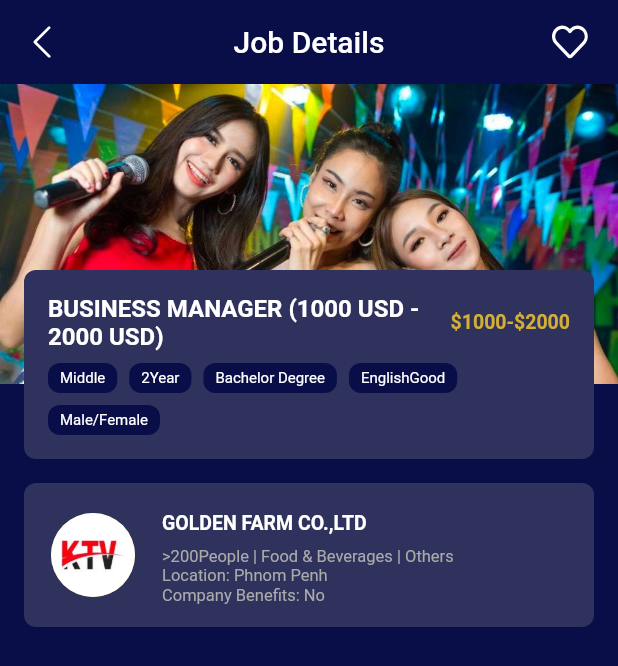
After one commit to OeungChheanghok123/ktv_app, a Flutter app: the JobScreen screen opened directly, after a tap on "General Manager", on a phone screen of 412 x 824 dp. The commit adds this screen. Shown: the top 666 px of the screen. Run offline on Flutter 3.47's test engine with Material 2 defaults, Android fonts, the phone set to English and light mode, and no system bars; our stand-ins replace carousel_slider, flutter_rating_bar, flutter_svg, get, google_maps_flutter, qr_flutter and 1 more; missing offline and left inert: flutter_share.

Commit message:
7-Mar-23

```diff
--- a/lib/screens/booking/booking_screen.dart
+++ b/lib/screens/booking/booking_screen.dart
@@ -2,7 +2,7 @@ import 'package:flutter/material.dart';
 import 'package:get/get.dart';
 import 'package:ktv_app/constants/constants.dart';
 import 'package:ktv_app/models/booking_model.dart';
-import 'package:ktv_app/screens/booking/booking_detail/booking_detail.dart';
+import 'package:ktv_app/screens/booking/booking_detail.dart';
 import 'package:ktv_app/screens/booking/booking_view_model.dart';
 import 'package:ktv_app/utility/text_style.dart';
 
--- /dev/null
+++ b/lib/screens/job/job_defail_view_model.dart
@@ -0,0 +1,11 @@
+import 'package:get/get.dart';
+
+class JobDetailViewModel extends GetxController {
+  List mainRequirement = [
+    "Middle",
+    "2Year",
+    "Bachelor Degree",
+    "EnglishGood",
+    "Male/Female",
+  ];
+}
--- /dev/null
+++ b/lib/screens/job/job_detail_screen.dart
@@ -0,0 +1,214 @@
+import 'package:flutter/material.dart';
+import 'package:get/get.dart';
+import 'package:ktv_app/constants/constants.dart';
+import 'package:ktv_app/screens/job/job_defail_view_model.dart';
+import 'package:ktv_app/utility/app_bar.dart';
+import 'package:ktv_app/utility/text_style.dart';
+
+class JobDetailScreen extends StatelessWidget {
+  final int index;
+  final String title;
+  final String salary;
+  JobDetailScreen({
+    super.key,
+    required this.index,
+    required this.title,
+    required this.salary,
+  });
+
+  final double bigImageHeight = 200;
+  final double smallImageHeight = 100;
+
+  final viewModel = Get.put(JobDetailViewModel());
+
+  @override
+  Widget build(BuildContext context) {
+    return Scaffold(
+      backgroundColor: bgColor,
+      appBar: AppBarWidget.simpleAppbarWidget(
+        context,
+        "Job Details",
+        actionIcon: "assets/icons/love-heart.svg",
+        height: 24,
+      ),
+      body: SingleChildScrollView(
+        child: Column(
+          children: [
+            imageBooking(context),
+            companyProfile(context),
+          ],
+        ),
+      ),
+    );
+  }
+
+  Widget imageBooking(BuildContext context) {
+    return Stack(
+      children: [
+        SizedBox(
+          height: bigImageHeight + (smallImageHeight / 2),
+          width: MediaQuery.of(context).size.width,
+        ),
+        Positioned(
+          top: 0,
+          left: 0,
+          right: 0,
+          child: bigImage(context, imageHeight: bigImageHeight),
+        ),
+        Positioned(
+          bottom: 0,
+          left: 0,
+          right: 0,
+          child: jobDetail(context),
+        ),
+      ],
+    );
+  }
+
+  Widget bigImage(BuildContext context, {required double imageHeight}) {
+    return Container(
+      height: imageHeight,
+      decoration: const BoxDecoration(
+        color: secondColor,
+        image: DecorationImage(
+          image: AssetImage('assets/images/job_detail.jpg'),
+          fit: BoxFit.cover,
+        ),
+      ),
+    );
+  }
+
+  Widget jobDetail(BuildContext context) {
+    return Container(
+      margin: const EdgeInsets.symmetric(horizontal: defaultPaddin),
+      padding: const EdgeInsets.all(defaultPaddin),
+      decoration: BoxDecoration(
+        color: secondColor,
+        borderRadius: BorderRadius.circular(defaultPaddin / 2),
+      ),
+      child: Column(
+        crossAxisAlignment: CrossAxisAlignment.start,
+        children: [
+          Row(
+            crossAxisAlignment: CrossAxisAlignment.center,
+            children: [
+              Expanded(
+                child: Padding(
+                  padding: const EdgeInsets.only(right: defaultPaddin),
+                  child: Text(
+                    "BUSINESS MANAGER (1000 USD - 2000 USD)",
+                    softWrap: true,
+                    style: AppTextStyle.headline2.copyWith(
+                      fontSize: 16,
+                    ),
+                  ),
+                ),
+              ),
+              Expanded(
+                flex: 0,
+                child: Text(
+                  "\$1000-\$2000",
+                  style: AppTextStyle.headline2.copyWith(
+                    color: primaryColor,
+                  ),
+                ),
+              ),
+            ],
+          ),
+          SizedBox(
+            child: Wrap(
+              direction: Axis.horizontal,
+              children: List.generate(
+                viewModel.mainRequirement.length,
+                (index) => _mainRequirement(
+                  viewModel.mainRequirement[index],
+                ),
+              ),
+            ),
+          ),
+        ],
+      ),
+    );
+  }
+
+  Widget companyProfile(BuildContext context) {
+    return Container(
+      margin: const EdgeInsets.all(defaultPaddin),
+      decoration: BoxDecoration(
+        color: secondColor,
+        borderRadius: BorderRadius.circular(defaultPaddin / 2),
+      ),
+      child: ListTile(
+        contentPadding: const EdgeInsets.symmetric(
+          vertical: defaultPaddin / 4,
+          horizontal: defaultPaddin,
+        ),
+        minVerticalPadding: 0,
+        isThreeLine: true,
+        leading: const CircleAvatar(
+          backgroundColor: primaryColor,
+          backgroundImage: AssetImage('assets/images/ktv_logo.jpg'),
+          radius: 30,
+        ),
+        title: Text(
+          'GOLDEN FARM CO.,LTD',
+          style: AppTextStyle.headline2.copyWith(
+            color: whiteColor,
+          ),
+        ),
+        subtitle: Container(
+          margin: const EdgeInsets.only(top: defaultPaddin / 2),
+          child: Column(
+            crossAxisAlignment: CrossAxisAlignment.start,
+            children: [
+              Text(
+                '>200People | Food & Beverages | Others',
+                style: AppTextStyle.body.copyWith(
+                  color: secondGraydColor,
+                  fontSize: 11,
+                ),
+              ),
+              Text(
+                'Location: Phnom Penh',
+                style: AppTextStyle.body.copyWith(
+                  color: secondGraydColor,
+                  fontSize: 11,
+                ),
+              ),
+              Text(
+                'Company Benefits: No',
+                style: AppTextStyle.body.copyWith(
+                  color: secondGraydColor,
+                  fontSize: 11,
+                ),
+              ),
+            ],
+          ),
+        ),
+      ),
+    );
+  }
+
+  Widget _mainRequirement(String txt) {
+    return Container(
+      margin: const EdgeInsets.only(
+        top: defaultPaddin / 2,
+        right: defaultPaddin / 2,
+      ),
+      padding: const EdgeInsets.symmetric(
+        vertical: defaultPaddin / 4,
+        horizontal: defaultPaddin / 2,
+      ),
+      decoration: BoxDecoration(
+        color: bgColor,
+        borderRadius: BorderRadius.circular(defaultPaddin / 2),
+      ),
+      child: Text(
+        txt,
+        style: AppTextStyle.body.copyWith(
+          fontSize: 10,
+        ),
+      ),
+    );
+  }
+}
--- a/lib/screens/job/job_screen.dart
+++ b/lib/screens/job/job_screen.dart
@@ -2,6 +2,7 @@ import 'package:flutter/material.dart';
 import 'package:get/get.dart';
 import 'package:ktv_app/constants/constants.dart';
 import 'package:ktv_app/models/job_model.dart';
+import 'package:ktv_app/screens/job/job_detail_screen.dart';
 import 'package:ktv_app/screens/job/job_view_model.dart';
 import 'package:ktv_app/utility/text_style.dart';
 
@@ -45,8 +46,22 @@ class JobScreen extends StatelessWidget {
     BuildContext context, {
     required int index,
     required JobModel jobModel,
+
   }) {
-    return Container(
+    return InkWell(
+      onTap: () {
+        Navigator.push(
+          context,
+          MaterialPageRoute(
+            builder: (context) => JobDetailScreen(
+              index: index,
+              title: jobModel.position,
+              salary: jobModel.salary,
+            ),
+          ),
+        );
+      },
+      child: Container(
         width: MediaQuery.of(context).size.width,
         padding: const EdgeInsets.all(defaultPaddin / 2),
         margin: const EdgeInsets.symmetric(
@@ -105,6 +120,7 @@ class JobScreen extends StatelessWidget {
               ),
             ),
           ],
+        ),
       ),
     );
   }
```
Also changed, not shown: assets/images/job_detail.jpg (added), assets/images/ktv_logo.jpg (added), lib/screens/booking/booking_detail.dart (renamed from lib/screens/booking/booking_detail/booking_detail.dart). Lines whose indentation alone changed are shown as unchanged.
